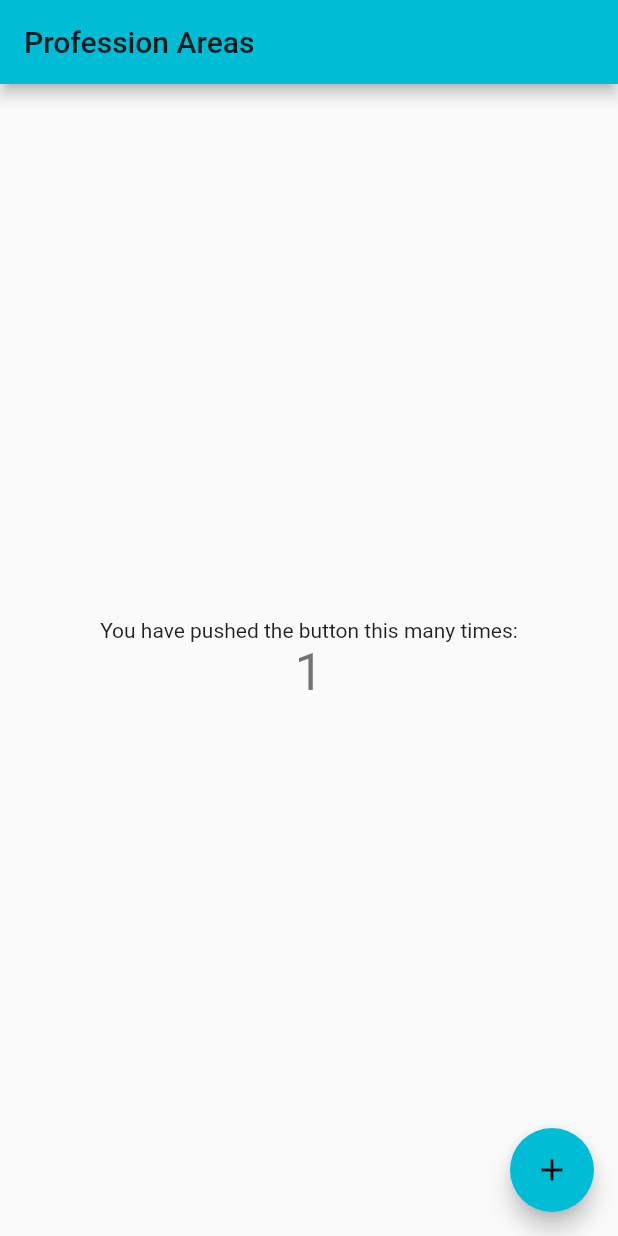
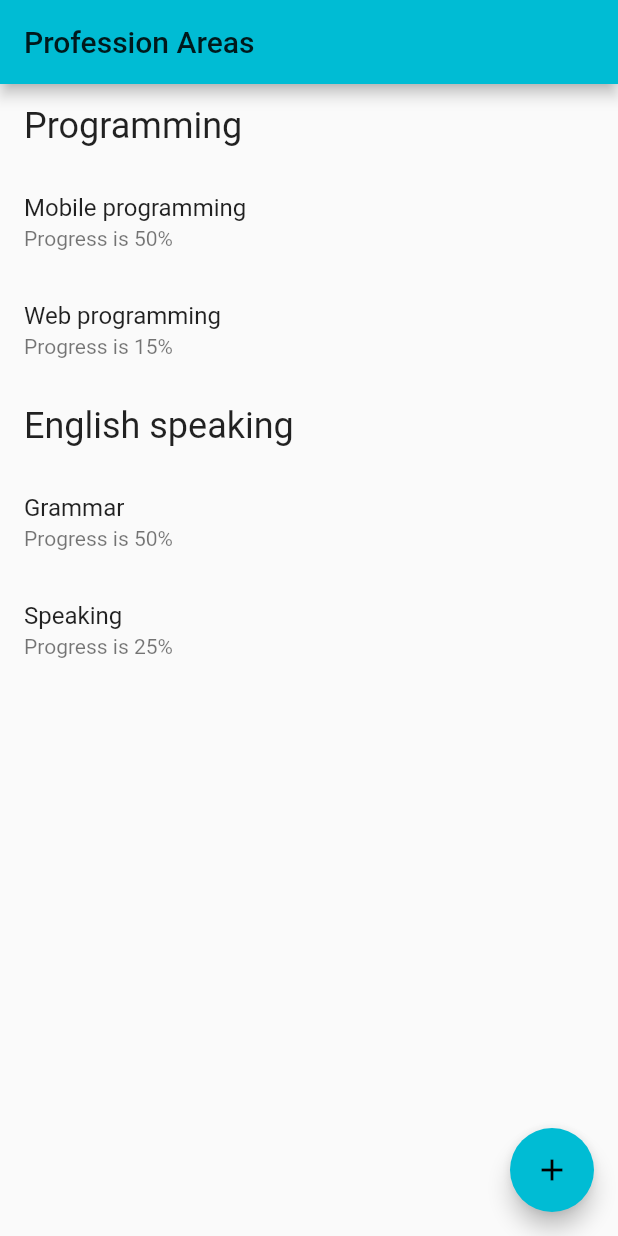
Before and after one commit to YuryKorotin/CompetencyMatrix, a Flutter app: the screen it shows after launch, after a tap on the "add" icon, on a phone screen of 412 x 824 dp. Run offline on Flutter 3.47's test engine with Material 2 defaults, Android fonts, the phone set to English and light mode, and no system bars.

Commit message:
Add simple list

```diff
--- a/lib/main.dart
+++ b/lib/main.dart
@@ -7,7 +7,7 @@ import 'package:flutter/foundation.dart';
 
 //Create builder of static items for fast scaffolding
 List<ListItem> buildStaticItems() {
-  List<ListItem> items = new List(6);
+  List<ListItem> items = new List();
 
   items.add(new HeadingItem("Programming"));
 
@@ -22,9 +22,17 @@ List<ListItem> buildStaticItems() {
   return items;
 }
 
-void main() => runApp(CompetencyMatrixApp());
+void main() {
+  runApp(CompetencyMatrixApp(
+    items : buildStaticItems()
+  ));
+}
 
 class CompetencyMatrixApp extends StatelessWidget {
+  final List<ListItem> items;
+
+  CompetencyMatrixApp({Key key, @required this.items}) : super(key: key);
+
   @override
   Widget build(BuildContext context) {
     return MaterialApp(
@@ -32,26 +40,34 @@ class CompetencyMatrixApp extends StatelessWidget {
       theme: ThemeData(
         primarySwatch: Colors.cyan,
       ),
-      home: MyHomePage(title: 'Profession Areas'),
+      home: MyHomePage(title: 'Profession Areas', items: items),
     );
   }
 }
 
 class MyHomePage extends StatefulWidget {
-  MyHomePage({Key key, this.title}) : super(key: key);
+  final List<ListItem> items;
+
+  MyHomePage({Key key, this.title, @required this.items}) : super(key: key);
 
   final String title;
 
   @override
-  _MyHomePageState createState() => _MyHomePageState();
+  _MyHomePageState createState() => _MyHomePageState(items);
 }
 
 class _MyHomePageState extends State<MyHomePage> {
-  int _counter = 0;
+  List<ListItem> items;
+
+  _MyHomePageState(List<ListItem> items) {
+    this.items = items;
+  }
+
+  //int _counter = 0;
 
   void _incrementCounter() {
     setState(() {
-      _counter++;
+      //_counter++;
     });
   }
 
@@ -61,7 +77,32 @@ class _MyHomePageState extends State<MyHomePage> {
       appBar: AppBar(
         title: Text(widget.title),
       ),
-      body: Center(
+      body: ListView.builder(
+        // Let the ListView know how many items it needs to build
+        itemCount: items.length,
+        // Provide a builder function. This is where the magic happens! We'll
+        // convert each item into a Widget based on the type of item it is.
+        itemBuilder: (context, index) {
+          final item = items[index];
+
+          if (item is HeadingItem) {
+            return ListTile(
+              title: Text(
+                item.heading,
+                style: Theme.of(context).textTheme.headline,
+              ),
+            );
+          } else if (item is ProfessionAreaItem) {
+            int progress = item.progress;
+            return ListTile(
+              title: Text(item.name),
+              subtitle: Text("Progress is $progress%"),
+            );
+          }
+        },
+      ),
+
+      /*body: Center(
         child: Column(
           mainAxisAlignment: MainAxisAlignment.center,
           children: <Widget>[
@@ -74,7 +115,7 @@ class _MyHomePageState extends State<MyHomePage> {
             ),
           ],
         ),
-      ),
+      ),*/
       floatingActionButton: FloatingActionButton(
         onPressed: _incrementCounter,
         tooltip: 'Increment',
```
